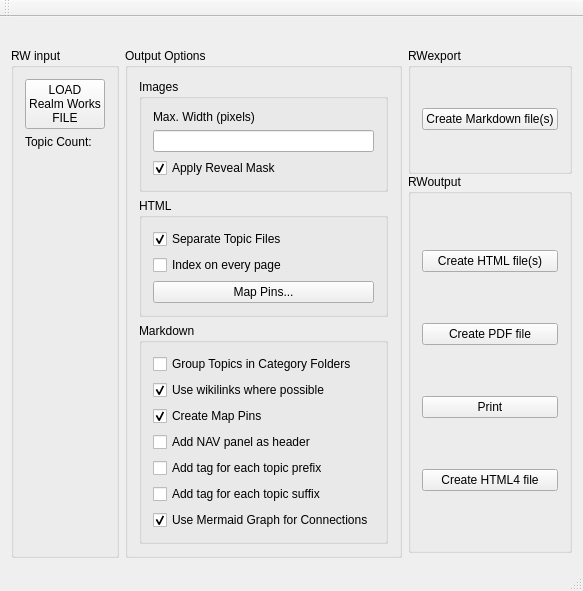
Before: the Qt Designer form mainwindow.ui in farling42/RWoutput, drawn with Qt 5.
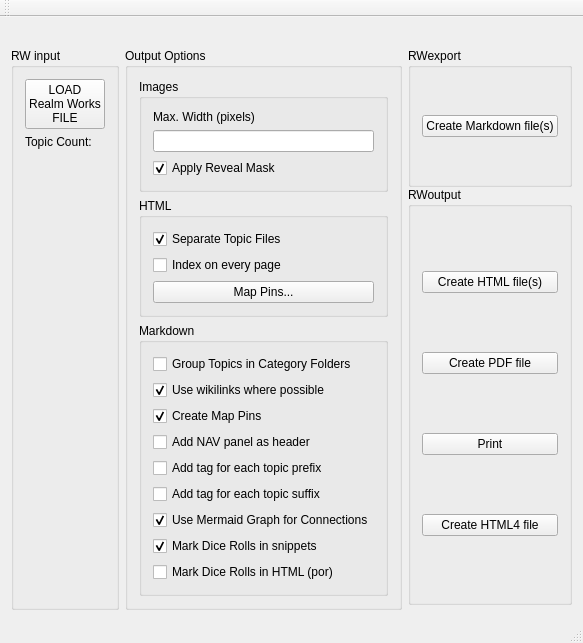
After: the same form once the commit is applied. Icons and pictures are not drawn.

Commit message: Provide options to create mark dice rolls for obsidian Dice Roller

Patch:
```diff
--- a/mainwindow.ui
+++ b/mainwindow.ui
@@ -10,7 +10,7 @@
     <x>0</x>
     <y>0</y>
     <width>522</width>
-    <height>528</height>
+    <height>574</height>
    </rect>
   </property>
   <property name="windowTitle">
@@ -235,6 +235,29 @@
               </property>
              </widget>
             </item>
+            <item>
+             <widget class="QCheckBox" name="diceRoller">
+              <property name="toolTip">
+               <string>Detect dice rolls in RW snippet text</string>
+              </property>
+              <property name="text">
+               <string>Mark Dice Rolls in snippets</string>
+              </property>
+              <property name="checked">
+               <bool>true</bool>
+              </property>
+             </widget>
+            </item>
+            <item>
+             <widget class="QCheckBox" name="diceRollerHtml">
+              <property name="toolTip">
+               <string>Detect dice rolls in Portfolio files and Embedded HTML files</string>
+              </property>
+              <property name="text">
+               <string>Mark Dice Rolls in HTML (por)</string>
+              </property>
+             </widget>
+            </item>
            </layout>
           </widget>
          </item>
```
The commit also changes 5 other files.
